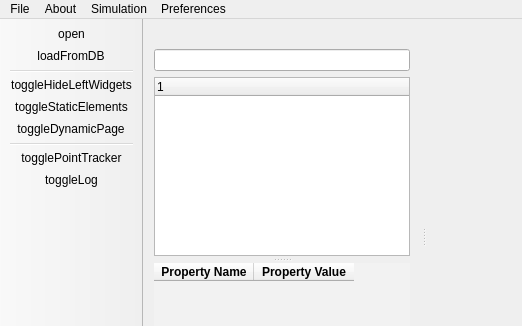
Qt form mainwindow.ui (nhudinhtuan/iSimVisualizer) before a commit; both pictures show x 0 to 522 and y 0 to 326 of the 712 by 475 pixel window.
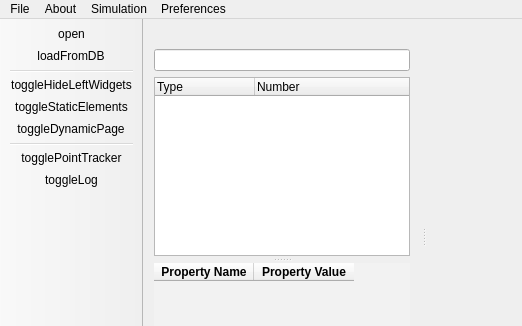
The same form after that commit. The open tabs and pages were chosen to show the change. Icons and pictures are not drawn.

Commit message: add column name

The edit to the form file:
```diff
--- a/mainwindow.ui
+++ b/mainwindow.ui
@@ -281,12 +281,12 @@
            <widget class="QTreeWidget" name="geospatialTree">
             <column>
              <property name="text">
-              <string/>
+              <string>Type</string>
              </property>
             </column>
             <column>
              <property name="text">
-              <string/>
+              <string>Number</string>
              </property>
             </column>
            </widget>
```
Left out of the diff: 2 changed lines with no effect on the pictures. The commit also changes 1 other file.
